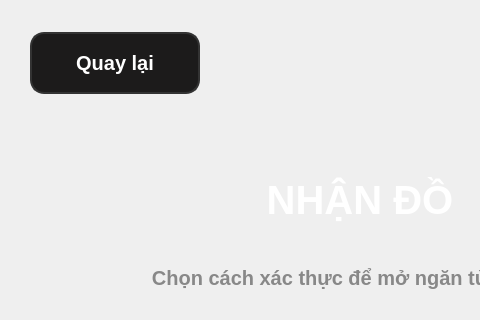
First picture: the form in raspi_app/ui/PickupMethod.ui, repository nhatbx4002/SmartBox, before the edit; both pictures show x 0 to 480 and y 0 to 320 of the 720 by 1280 pixel window.
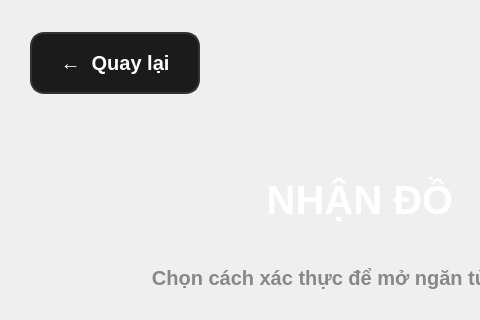
Second picture: the form after the edit.

What changed in the file:
```diff
--- a/raspi_app/ui/PickupMethod.ui
+++ b/raspi_app/ui/PickupMethod.ui
@@ -88,7 +88,7 @@
     </rect>
    </property>
    <property name="text">
-    <string>Quay lại</string>
+     <string>←  Quay lại</string>
    </property>
   </widget>
   <widget class="QLabel" name="titleLabel">
```
Lines whose indentation alone changed are shown as unchanged.
